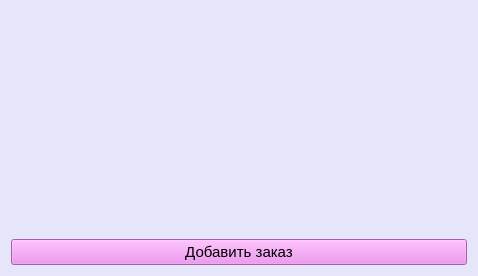
Above: forms/add.ui from Cr1sspY/STOK_diplom before the change. Below: the same form after it.
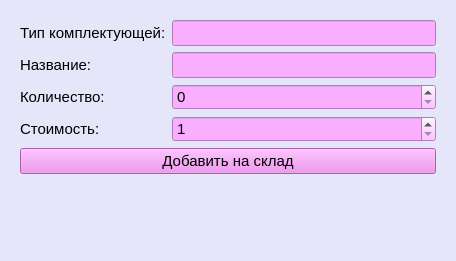
That is the form after the change. The open tabs and pages were chosen to show the change.

```diff
--- a/forms/add.ui
+++ b/forms/add.ui
@@ -6,8 +6,8 @@
    <rect>
     <x>0</x>
     <y>0</y>
-    <width>478</width>
-    <height>276</height>
+    <width>456</width>
+    <height>261</height>
    </rect>
   </property>
   <property name="windowTitle">
@@ -17,7 +17,7 @@
    <string notr="true">background-color: rgb(230, 230, 250);</string>
   </property>
   <layout class="QGridLayout" name="gridLayout">
-   <item row="0" column="0">
+   <item row="1" column="0">
     <widget class="QStackedWidget" name="stackedWidget">
      <property name="font">
       <font>
@@ -230,25 +230,183 @@
          </property>
         </widget>
        </item>
+       <item row="5" column="0">
+        <widget class="QLabel" name="label_11">
+         <property name="font">
+          <font>
+           <family>MS Shell Dlg 2</family>
+           <pointsize>11</pointsize>
+          </font>
+         </property>
+         <property name="styleSheet">
+          <string notr="true"/>
+         </property>
+         <property name="text">
+          <string>Сумма:</string>
+         </property>
+        </widget>
+       </item>
+       <item row="4" column="1">
+        <widget class="QLabel" name="kompl_cost">
+         <property name="font">
+          <font>
+           <family>MS Shell Dlg 2</family>
+           <pointsize>11</pointsize>
+          </font>
+         </property>
+         <property name="styleSheet">
+          <string notr="true">background-color: rgb(249, 174, 255);</string>
+         </property>
+         <property name="text">
+          <string>*стоимость компл тут*</string>
+         </property>
+        </widget>
+       </item>
+       <item row="6" column="0" colspan="2">
+        <widget class="QPushButton" name="btn_add_order">
+         <property name="font">
+          <font>
+           <family>MS Shell Dlg 2</family>
+           <pointsize>11</pointsize>
+          </font>
+         </property>
+         <property name="styleSheet">
+          <string notr="true">background-color: rgb(238, 130, 238);</string>
+         </property>
+         <property name="text">
+          <string>Добавить заказ</string>
+         </property>
+        </widget>
+       </item>
       </layout>
      </widget>
-     <widget class="QWidget" name="page_2"/>
-    </widget>
-   </item>
-   <item row="1" column="0">
-    <widget class="QPushButton" name="btn_add_order">
-     <property name="font">
-      <font>
-       <family>MS Shell Dlg 2</family>
-       <pointsize>11</pointsize>
-      </font>
-     </property>
-     <property name="styleSheet">
-      <string notr="true">background-color: rgb(238, 130, 238);</string>
-     </property>
-     <property name="text">
-      <string>Добавить заказ</string>
-     </property>
+     <widget class="QWidget" name="page_2">
+      <layout class="QFormLayout" name="formLayout">
+       <item row="0" column="0">
+        <widget class="QLabel" name="label">
+         <property name="font">
+          <font>
+           <pointsize>11</pointsize>
+          </font>
+         </property>
+         <property name="text">
+          <string>Тип комплектующей:</string>
+         </property>
+        </widget>
+       </item>
+       <item row="0" column="1">
+        <widget class="QLineEdit" name="line_wh_type">
+         <property name="font">
+          <font>
+           <pointsize>11</pointsize>
+          </font>
+         </property>
+         <property name="styleSheet">
+          <string notr="true">background-color: rgb(249, 174, 255);</string>
+         </property>
+        </widget>
+       </item>
+       <item row="1" column="0">
+        <widget class="QLabel" name="label_2">
+         <property name="font">
+          <font>
+           <pointsize>11</pointsize>
+          </font>
+         </property>
+         <property name="text">
+          <string>Название:</string>
+         </property>
+        </widget>
+       </item>
+       <item row="1" column="1">
+        <widget class="QLineEdit" name="line_wh_name">
+         <property name="font">
+          <font>
+           <pointsize>11</pointsize>
+          </font>
+         </property>
+         <property name="styleSheet">
+          <string notr="true">background-color: rgb(249, 174, 255);</string>
+         </property>
+        </widget>
+       </item>
+       <item row="2" column="0">
+        <widget class="QLabel" name="label_3">
+         <property name="font">
+          <font>
+           <pointsize>11</pointsize>
+          </font>
+         </property>
+         <property name="text">
+          <string>Количество:</string>
+         </property>
+        </widget>
+       </item>
+       <item row="2" column="1">
+        <widget class="QSpinBox" name="spin_wh_qua">
+         <property name="font">
+          <font>
+           <pointsize>11</pointsize>
+          </font>
+         </property>
+         <property name="styleSheet">
+          <string notr="true">background-color: rgb(249, 174, 255);</string>
+         </property>
+         <property name="minimum">
+          <number>0</number>
+         </property>
+         <property name="maximum">
+          <number>1000</number>
+         </property>
+        </widget>
+       </item>
+       <item row="3" column="0">
+        <widget class="QLabel" name="label_4">
+         <property name="font">
+          <font>
+           <pointsize>11</pointsize>
+          </font>
+         </property>
+         <property name="text">
+          <string>Стоимость:</string>
+         </property>
+        </widget>
+       </item>
+       <item row="3" column="1">
+        <widget class="QSpinBox" name="spin_wh_cost">
+         <property name="font">
+          <font>
+           <pointsize>11</pointsize>
+          </font>
+         </property>
+         <property name="styleSheet">
+          <string notr="true">background-color: rgb(249, 174, 255);</string>
+         </property>
+         <property name="minimum">
+          <number>1</number>
+         </property>
+         <property name="maximum">
+          <number>200000</number>
+         </property>
+        </widget>
+       </item>
+       <item row="4" column="0" colspan="2">
+        <widget class="QPushButton" name="btn_add_wh">
+         <property name="font">
+          <font>
+           <pointsize>11</pointsize>
+          </font>
+         </property>
+         <property name="styleSheet">
+          <string notr="true">background-color: rgb(238, 130, 238);</string>
+         </property>
+         <property name="text">
+          <string>Добавить на склад</string>
+         </property>
+        </widget>
+       </item>
+      </layout>
+     </widget>
     </widget>
    </item>
   </layout>
```
Left out of the diff: 84 changed lines with no effect on the pictures.
